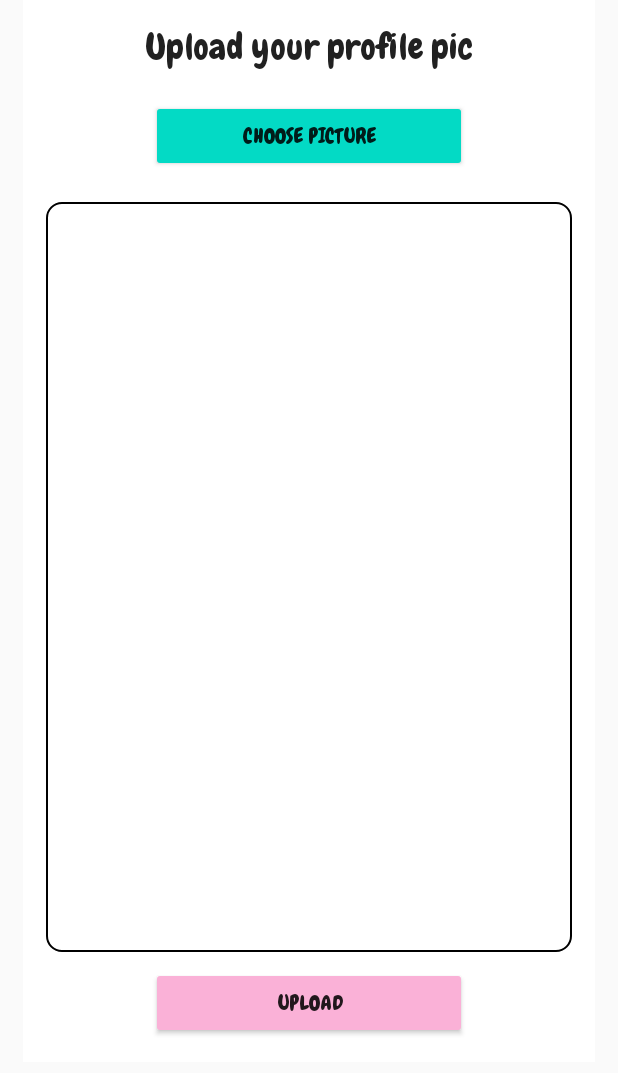
After one commit to Robert-Ph/Mobile, an Android app: the layout activity_upload_profile_pic.xml on its own in the app's theme, with its tools: preview values and no code run, on a phone screen of 412 x 824 dp. The commit adds this screen. Shown: the top 1073 px of the screen. Run offline under Robolectric (Android 15) with nearby library versions, the phone set to English and light mode, and no system bars.

Commit message:
upload pic and remake profile

```diff
--- a/app/src/main/AndroidManifest.xml
+++ b/app/src/main/AndroidManifest.xml
@@ -14,6 +14,9 @@
         android:label="@string/app_name"
         android:supportsRtl="true"
         android:theme="@style/AppTheme">
+        <activity
+            android:name=".UploadProfilePic"
+            android:exported="false" />
         <activity
             android:name=".ForgotPassActivity"
             android:exported="false" />
--- /dev/null
+++ b/app/src/main/res/layout/activity_upload_profile_pic.xml
@@ -0,0 +1,64 @@
+<?xml version="1.0" encoding="utf-8"?>
+<androidx.constraintlayout.widget.ConstraintLayout xmlns:android="http://schemas.android.com/apk/res/android"
+    xmlns:app="http://schemas.android.com/apk/res-auto"
+    xmlns:tools="http://schemas.android.com/tools"
+    android:layout_width="match_parent"
+    android:layout_height="match_parent"
+    tools:context=".UploadProfilePic">
+
+    <RelativeLayout
+        android:layout_width="match_parent"
+        android:layout_height="wrap_content"
+        android:padding="15dp"
+        android:layout_margin="15dp"
+        android:background="@color/white"
+        tools:ignore="MissingConstraints">
+
+        <TextView
+            android:layout_width="match_parent"
+            android:layout_height="wrap_content"
+            android:id="@+id/textview_upload"
+            android:textAlignment="center"
+            android:text="Upload your profile pic"
+            android:textAppearance="@style/TextAppearance.AppCompat.Headline"/>
+
+        <Button
+            android:layout_width="match_parent"
+            android:layout_height="wrap_content"
+            android:id="@+id/btn_choosepic"
+            android:layout_below="@+id/textview_upload"
+            android:text="Choose Picture"
+            android:layout_marginTop="20dp"
+            android:layout_marginRight="70dp"
+            android:layout_marginLeft="70dp"
+            android:backgroundTint="@color/teal_200"/>
+        <ImageView
+            android:layout_width="match_parent"
+            android:layout_height="500dp"
+            android:id="@+id/image_profile_dp"
+            android:layout_marginTop="20dp"
+            android:background="@drawable/rounded_corner"
+            android:layout_below="@id/btn_choosepic"/>
+        <Button
+            android:layout_width="match_parent"
+            android:layout_height="wrap_content"
+            android:id="@+id/btn_upload"
+            android:layout_below="@+id/image_profile_dp"
+            android:layout_marginTop="10dp"
+            android:layout_marginLeft="70dp"
+            android:layout_marginRight="70dp"
+            android:text="Upload"
+            android:backgroundTint="@color/pink_accent"/>
+
+        <ProgressBar
+            android:layout_width="wrap_content"
+            android:layout_height="wrap_content"
+            android:id="@+id/progressBar"
+            style="?android:attr/progressBarStyleLarge"
+            android:layout_centerVertical="true"
+            android:layout_centerHorizontal="true"
+            android:elevation="10dp"
+            android:visibility="gone"/>
+
+    </RelativeLayout>
+</androidx.constraintlayout.widget.ConstraintLayout>
--- a/app/src/main/res/layout/nav_header.xml
+++ b/app/src/main/res/layout/nav_header.xml
@@ -19,7 +19,7 @@
         android:layout_width="wrap_content"
         android:layout_height="wrap_content"
         android:layout_marginLeft="20dp"
-        android:text="Username is here"
+        android:text="Welcome to KnowledgeHub"
         android:textSize="30dp"/>
 
 
```
Also changed, not shown: app/build.gradle (+7 -4 lines), app/src/main/java/com/example/sharingapp/UploadProfilePic.java (added, +163 -0 lines), app/src/main/java/com/example/sharingapp/UserProfileActivity.java (+26 -0 lines), app/src/main/res/layout/activity_user_profile.xml (+6 -7 lines).
